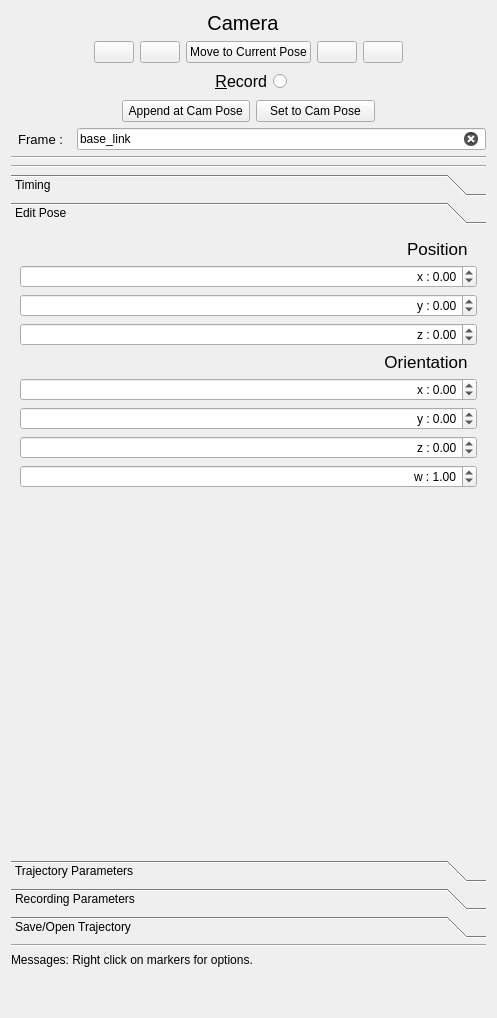
The window that rviz_cinematographer_gui/src/rviz_cinematographer_gui.ui (AIS-Bonn/rviz_cinematographer) describes before a commit, drawn with Qt 5.
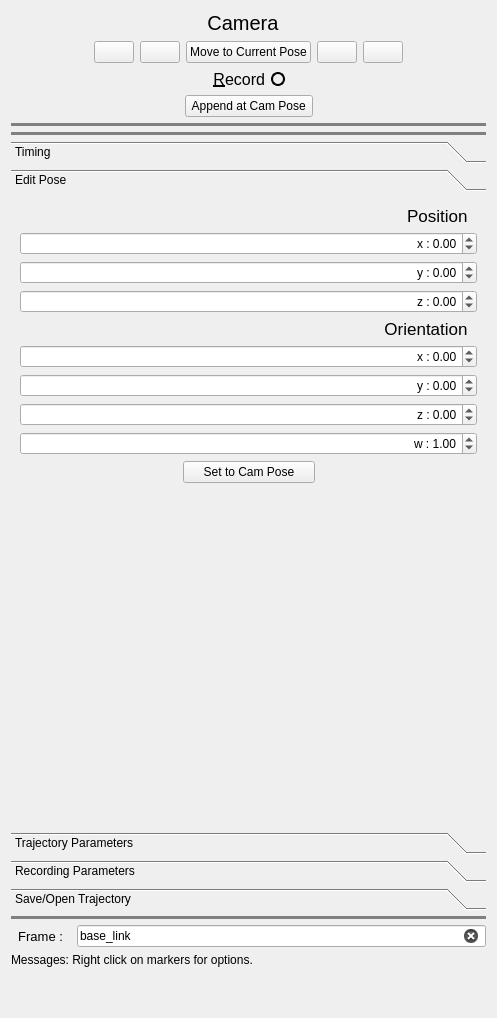
The same window after the commit. The open tabs and pages were chosen to show the change. Icons and pictures are not drawn.

Commit message: rviz_cinematographer_gui: restructured gui

Diff of the .ui file:
```diff
--- a/rviz_cinematographer_gui/src/rviz_cinematographer_gui.ui
+++ b/rviz_cinematographer_gui/src/rviz_cinematographer_gui.ui
@@ -278,7 +278,30 @@
           <enum>Qt::RightToLeft</enum>
          </property>
          <property name="styleSheet">
-          <string notr="true"/>
+          <string notr="true">QRadioButton::indicator {
+    width:                  10px;
+    height:                 10px;
+    border-radius:          7px;
+}
+
+QRadioButton::indicator:checked {
+    background-color:       red;
+    border:                 2px solid red;
+}
+
+QRadioButton::indicator:hover:unchecked {
+    background-color:       white;
+    border:                 2px solid black;
+}
+
+QRadioButton::indicator:hover:checked {
+    background-color:       red;
+    border:                 2px solid black;
+}
+
+QRadioButton::indicator:unchecked {
+    border:                 2px solid black;
+}</string>
          </property>
          <property name="text">
           <string>&amp;Record</string>
@@ -301,9 +324,9 @@
       </layout>
      </item>
      <item>
-      <layout class="QHBoxLayout" name="horizontalLayout_2">
+      <layout class="QHBoxLayout" name="horizontalLayout_11">
        <item>
-        <spacer name="horizontalSpacer_2">
+        <spacer name="horizontalSpacer_12">
          <property name="orientation">
           <enum>Qt::Horizontal</enum>
          </property>
@@ -332,23 +355,7 @@
         </widget>
        </item>
        <item>
-        <widget class="QPushButton" name="set_pose_to_cam_button">
-         <property name="minimumSize">
-          <size>
-           <width>0</width>
-           <height>0</height>
-          </size>
-         </property>
-         <property name="toolTip">
-          <string>&lt;html&gt;&lt;head/&gt;&lt;body&gt;&lt;p&gt;Set the selected marker's pose to the current pose of the rviz camera.&lt;/p&gt;&lt;/body&gt;&lt;/html&gt;</string>
-         </property>
-         <property name="text">
-          <string>   Set to Cam Pose   </string>
-         </property>
-        </widget>
-       </item>
-       <item>
-        <spacer name="horizontalSpacer_9">
+        <spacer name="horizontalSpacer_13">
          <property name="orientation">
           <enum>Qt::Horizontal</enum>
          </property>
@@ -362,44 +369,6 @@
        </item>
       </layout>
      </item>
-     <item>
-      <layout class="QHBoxLayout" name="horizontalLayout_4">
-       <property name="sizeConstraint">
-        <enum>QLayout::SetDefaultConstraint</enum>
-       </property>
-       <item>
-        <widget class="QLabel" name="label_4">
-         <property name="font">
-          <font>
-           <pointsize>10</pointsize>
-          </font>
-         </property>
-         <property name="text">
-          <string>  Frame :  </string>
-         </property>
-        </widget>
-       </item>
-       <item>
-        <widget class="QLineEdit" name="frame_line_edit">
-         <property name="toolTip">
-          <string>Frame of the markers.</string>
-         </property>
-         <property name="text">
-          <string>base_link</string>
-         </property>
-         <property name="frame">
-          <bool>true</bool>
-         </property>
-         <property name="placeholderText">
-          <string/>
-         </property>
-         <property name="clearButtonEnabled">
-          <bool>true</bool>
-         </property>
-        </widget>
-       </item>
-      </layout>
-     </item>
      <item>
       <layout class="QVBoxLayout" name="verticalLayout_6">
        <property name="sizeConstraint">
@@ -407,6 +376,12 @@
        </property>
        <item>
         <widget class="Line" name="line_3">
+         <property name="styleSheet">
+          <string notr="true">QFrame {
+border-style: solid;
+border: 4px solid gray;
+}</string>
+         </property>
          <property name="orientation">
           <enum>Qt::Horizontal</enum>
          </property>
@@ -414,6 +389,36 @@
        </item>
        <item>
         <widget class="Line" name="line">
+         <property name="sizePolicy">
+          <sizepolicy hsizetype="Minimum" vsizetype="Fixed">
+           <horstretch>0</horstretch>
+           <verstretch>0</verstretch>
+          </sizepolicy>
+         </property>
+         <property name="minimumSize">
+          <size>
+           <width>0</width>
+           <height>0</height>
+          </size>
+         </property>
+         <property name="baseSize">
+          <size>
+           <width>0</width>
+           <height>0</height>
+          </size>
+         </property>
+         <property name="styleSheet">
+          <string notr="true">QFrame {
+border-style: solid;
+border: 4px solid gray;
+}</string>
+         </property>
+         <property name="lineWidth">
+          <number>3</number>
+         </property>
+         <property name="midLineWidth">
+          <number>3</number>
+         </property>
          <property name="orientation">
           <enum>Qt::Horizontal</enum>
          </property>
@@ -534,7 +539,7 @@
             <x>0</x>
             <y>0</y>
             <width>481</width>
-            <height>482</height>
+            <height>486</height>
            </rect>
           </property>
           <attribute name="label">
@@ -718,6 +723,52 @@
                </property>
               </widget>
              </item>
+             <item>
+              <layout class="QHBoxLayout" name="horizontalLayout_2">
+               <item>
+                <spacer name="horizontalSpacer_2">
+                 <property name="orientation">
+                  <enum>Qt::Horizontal</enum>
+                 </property>
+                 <property name="sizeHint" stdset="0">
+                  <size>
+                   <width>40</width>
+                   <height>20</height>
+                  </size>
+                 </property>
+                </spacer>
+               </item>
+               <item>
+                <widget class="QPushButton" name="set_pose_to_cam_button">
+                 <property name="minimumSize">
+                  <size>
+                   <width>0</width>
+                   <height>0</height>
+                  </size>
+                 </property>
+                 <property name="toolTip">
+                  <string>&lt;html&gt;&lt;head/&gt;&lt;body&gt;&lt;p&gt;Set the selected marker's pose to the current pose of the rviz camera.&lt;/p&gt;&lt;/body&gt;&lt;/html&gt;</string>
+                 </property>
+                 <property name="text">
+                  <string>     Set to Cam Pose     </string>
+                 </property>
+                </widget>
+               </item>
+               <item>
+                <spacer name="horizontalSpacer_9">
+                 <property name="orientation">
+                  <enum>Qt::Horizontal</enum>
+                 </property>
+                 <property name="sizeHint" stdset="0">
+                  <size>
+                   <width>40</width>
+                   <height>20</height>
+                  </size>
+                 </property>
+                </spacer>
+               </item>
+              </layout>
+             </item>
              <item>
               <spacer name="verticalSpacer_5">
                <property name="orientation">
@@ -1245,11 +1296,55 @@
        </item>
        <item>
         <widget class="Line" name="line_2">
+         <property name="styleSheet">
+          <string notr="true">QFrame {
+border-style: solid;
+border: 4px solid gray;
+}</string>
+         </property>
          <property name="orientation">
           <enum>Qt::Horizontal</enum>
          </property>
         </widget>
        </item>
+       <item>
+        <layout class="QHBoxLayout" name="horizontalLayout_4">
+         <property name="sizeConstraint">
+          <enum>QLayout::SetDefaultConstraint</enum>
+         </property>
+         <item>
+          <widget class="QLabel" name="label_4">
+           <property name="font">
+            <font>
+             <pointsize>10</pointsize>
+            </font>
+           </property>
+           <property name="text">
+            <string>  Frame :  </string>
+           </property>
+          </widget>
+         </item>
+         <item>
+          <widget class="QLineEdit" name="frame_line_edit">
+           <property name="toolTip">
+            <string>Frame of the markers.</string>
+           </property>
+           <property name="text">
+            <string>base_link</string>
+           </property>
+           <property name="frame">
+            <bool>true</bool>
+           </property>
+           <property name="placeholderText">
+            <string/>
+           </property>
+           <property name="clearButtonEnabled">
+            <bool>true</bool>
+           </property>
+          </widget>
+         </item>
+        </layout>
+       </item>
        <item>
         <widget class="QLabel" name="messages_label">
          <property name="text">
```
Left out of the diff: 11 changed lines with no effect on the pictures.
